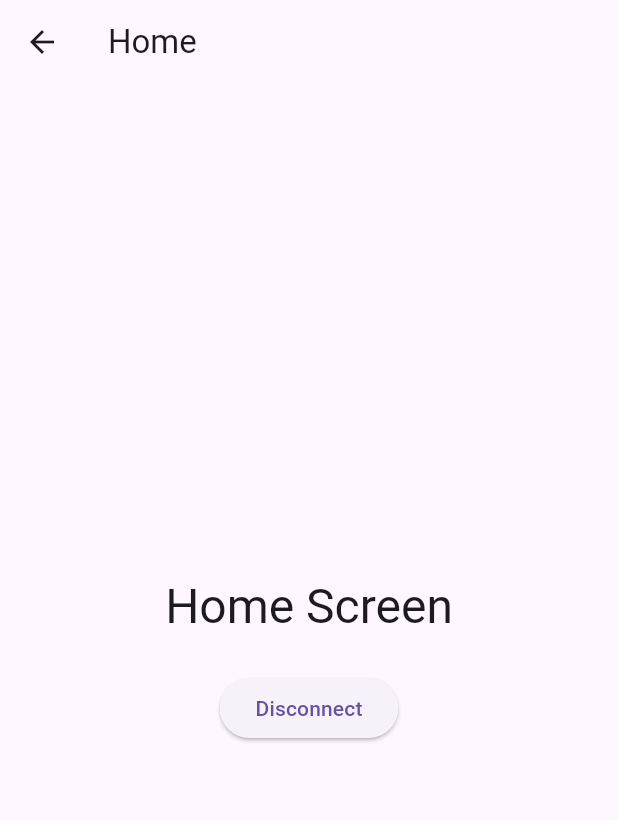
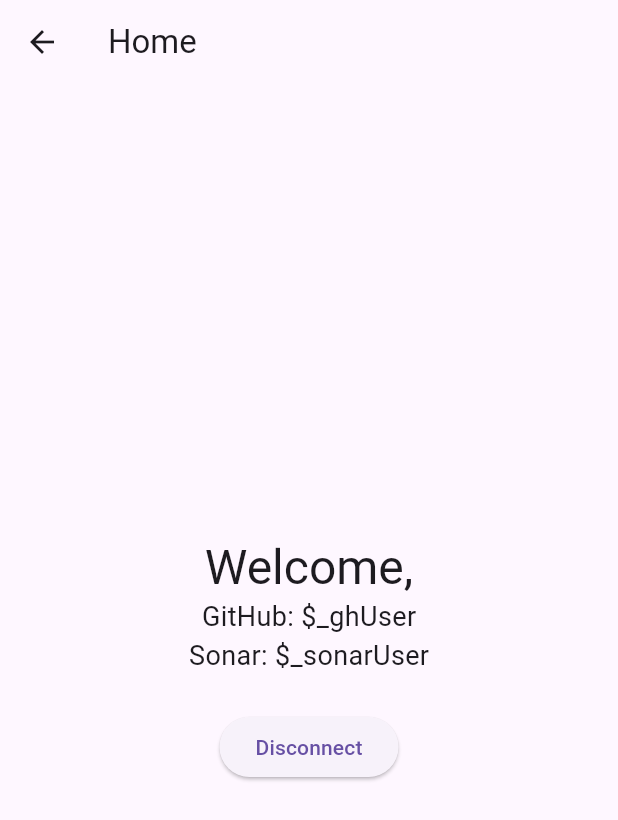
Before and after one commit to T1WiLLi/GitNar, a Flutter app: the HomeView screen opened directly, after a tap on "Disconnect", after a tap on "debug connect", on a phone screen of 412 x 824 dp. Shown: the top 820 px of the screen. Run offline on Flutter 3.47's test engine with Material 3 defaults, Android fonts, the phone set to English and light mode, and no system bars; our stand-ins replace shared_preferences; missing offline and left inert: oauth2; accounts and stored records are empty.

Commit message:
Refactor HomeView to streamline authentication checks and user data loading; improve disconnect logic

```diff
--- a/lib/src/views/home_view.dart
+++ b/lib/src/views/home_view.dart
@@ -10,26 +10,34 @@ class HomeView extends StatefulWidget {
 }
 
 class HomeViewState extends State<HomeView> {
+  String? _ghUser;
+  String? _sonarUser;
+
   @override
   void initState() {
     super.initState();
-    _checkAuth();
+    _loadData();
   }
 
-  Future<void> _checkAuth() async {
+  Future<void> _loadData() async {
     final prefs = await SharedPreferences.getInstance();
     final isAuth = prefs.getBool('isAuthenticated') ?? false;
-    if (!isAuth && mounted) {
+    if (!isAuth) {
+      if (!mounted) return;
       Navigator.pushReplacementNamed(context, Routes.auth);
+      return;
     }
+    setState(() {
+      _ghUser = prefs.getString('githubUsername');
+      _sonarUser = prefs.getString('sonarUsername');
+    });
   }
 
   Future<void> _disconnect() async {
     final prefs = await SharedPreferences.getInstance();
-    await prefs.setBool('isAuthenticated', false);
-    if (mounted) {
-      Navigator.pushReplacementNamed(context, Routes.auth);
-    }
+    await prefs.clear();
+    if (!mounted) return;
+    Navigator.pushReplacementNamed(context, Routes.auth);
   }
 
   @override
@@ -40,10 +48,11 @@ class HomeViewState extends State<HomeView> {
         child: Column(
           mainAxisSize: MainAxisSize.min,
           children: [
-            Text(
-              'Home Screen',
-              style: Theme.of(context).textTheme.headlineLarge,
-            ),
+            Text('Welcome,', style: Theme.of(context).textTheme.headlineLarge),
+            if (_ghUser != null)
+              Text('GitHub: \$\_ghUser', style: TextStyle(fontSize: 18)),
+            if (_sonarUser != null)
+              Text('Sonar: \$\_sonarUser', style: TextStyle(fontSize: 18)),
             const SizedBox(height: 24),
             ElevatedButton(
               onPressed: _disconnect,
```
